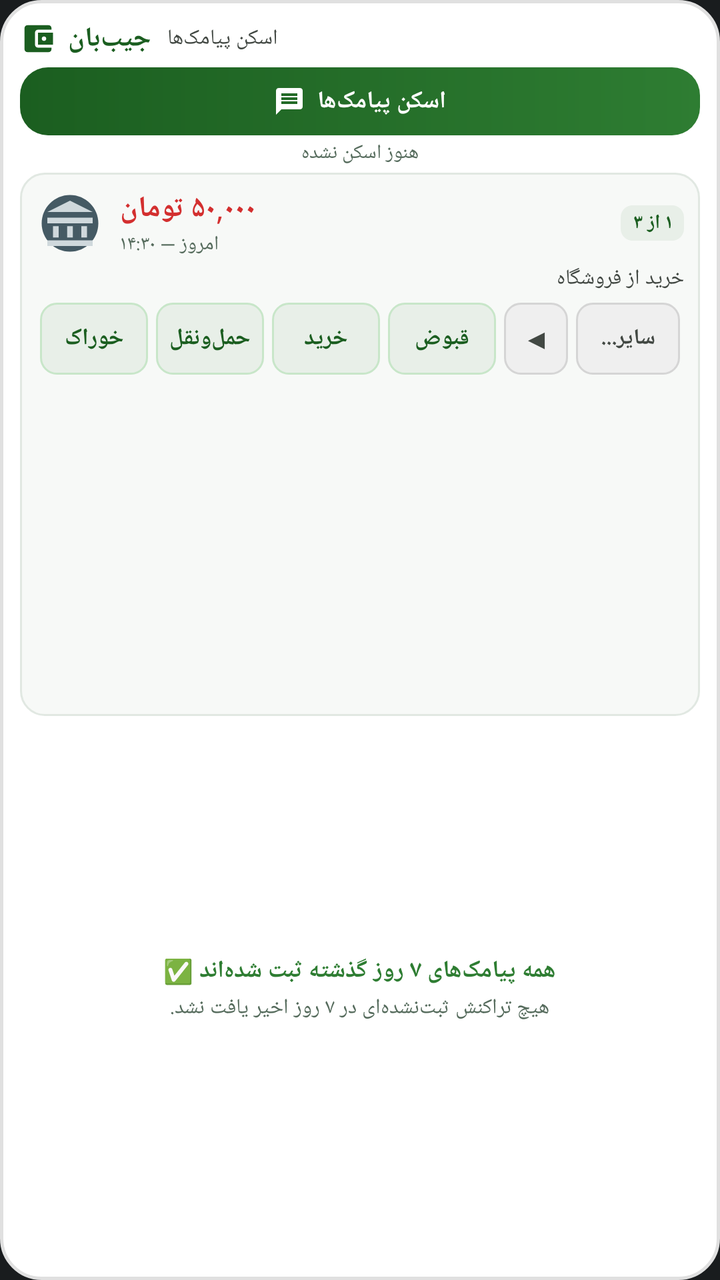
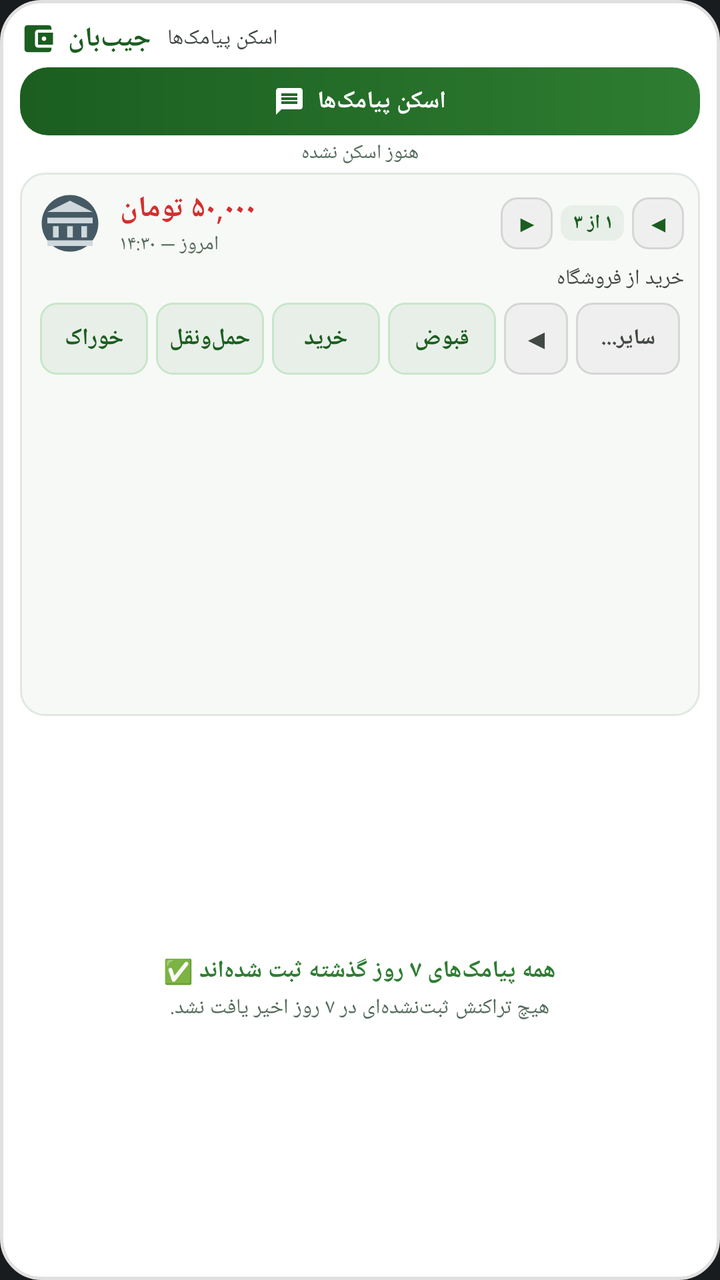

Two renders of the same Android screen: before a commit and after it. Below are the layout's source before the change and the commit's diff.
<!-- AndroidManifest.xml: application theme Theme.MyApplication -->
<!-- res/layout/widget_sms_scan.xml -->
<?xml version="1.0" encoding="utf-8"?>
<LinearLayout xmlns:android="http://schemas.android.com/apk/res/android"
    android:id="@+id/widget_container"
    android:layout_width="match_parent"
    android:layout_height="match_parent"
    android:background="@drawable/widget_background"
    android:orientation="vertical"
    android:padding="10dp">

    
    <LinearLayout
        android:layout_width="match_parent"
        android:layout_height="wrap_content"
        android:gravity="center_vertical"
        android:orientation="horizontal">

        <LinearLayout
            android:id="@+id/widget_header"
            android:layout_width="0dp"
            android:layout_height="wrap_content"
            android:layout_weight="1"
            android:gravity="center_vertical"
            android:orientation="horizontal">

            <ImageView
                android:layout_width="18dp"
                android:layout_height="18dp"
                android:src="@drawable/ic_widget_brand"
                android:contentDescription="@string/app_name" />

            <TextView
                android:id="@+id/widget_tv_title"
                android:layout_width="wrap_content"
                android:layout_height="wrap_content"
                android:layout_marginStart="6dp"
                android:text="@string/app_name"
                android:textColor="@color/widget_title_color"
                android:textSize="13.5sp"
                android:textStyle="bold" />

            <TextView
                android:id="@+id/widget_tv_subtitle"
                android:layout_width="wrap_content"
                android:layout_height="wrap_content"
                android:layout_marginStart="8dp"
                android:ellipsize="end"
                android:maxLines="1"
                android:text="اسکن پیامک‌ها"
                android:textColor="@color/widget_subtitle_color"
                android:textSize="10.5sp" />
        </LinearLayout>
    </LinearLayout>

    
    <LinearLayout
        android:id="@+id/widget_btn_scan"
        android:layout_width="match_parent"
        android:layout_height="34dp"
        android:layout_marginTop="5dp"
        android:background="@drawable/widget_btn_scan_bg"
        android:clickable="true"
        android:focusable="true"
        android:gravity="center"
        android:orientation="horizontal"
        android:paddingStart="12dp"
        android:paddingEnd="12dp">

        <ImageView
            android:layout_width="16dp"
            android:layout_height="16dp"
            android:src="@drawable/ic_widget_sms"
            android:contentDescription="اسکن پیامک‌ها" />

        <TextView
            android:layout_width="wrap_content"
            android:layout_height="wrap_content"
            android:layout_marginStart="6dp"
            android:text="اسکن پیامک‌ها"
            android:textColor="@color/widget_btn_text"
            android:textSize="12sp"
            android:textStyle="bold" />
    </LinearLayout>

    
    <TextView
        android:id="@+id/widget_tv_status"
        android:layout_width="match_parent"
        android:layout_height="wrap_content"
        android:layout_marginTop="2dp"
        android:layout_marginBottom="3dp"
        android:ellipsize="end"
        android:gravity="center"
        android:maxLines="1"
        android:text="هنوز اسکن نشده"
        android:textColor="@color/widget_status_color"
        android:textSize="10sp" />

    
    <ViewFlipper
        android:id="@+id/widget_card_flipper"
        android:layout_width="match_parent"
        android:layout_height="0dp"
        android:layout_weight="1"
        android:inAnimation="@android:anim/fade_in"
        android:outAnimation="@android:anim/fade_out">

        
        <LinearLayout
            android:id="@+id/widget_card_single_transaction"
            android:layout_width="match_parent"
            android:layout_height="match_parent"
            android:background="@drawable/widget_item_background"
            android:orientation="vertical"
            android:padding="8dp">

            
            <LinearLayout
                android:layout_width="match_parent"
                android:layout_height="wrap_content"
                android:gravity="center_vertical"
                android:orientation="horizontal">

                <ImageView
                    android:id="@+id/iv_widget_bank_logo"
                    android:layout_width="34dp"
                    android:layout_height="34dp"
                    android:layout_marginEnd="8dp"
                    android:src="@drawable/ic_bank_default"
                    android:scaleType="fitCenter"
                    android:contentDescription="لوگوی بانک" />

                <LinearLayout
                    android:layout_width="0dp"
                    android:layout_height="wrap_content"
                    android:layout_weight="1"
                    android:orientation="vertical">

                    <TextView
                        android:id="@+id/tv_widget_tx_amount"
                        android:layout_width="wrap_content"
                        android:layout_height="wrap_content"
                        android:text="۵۰,۰۰۰ تومان"
                        android:textColor="@color/widget_expense_color"
                        android:textSize="14.5sp"
                        android:textStyle="bold" />

                    <TextView
                        android:id="@+id/tv_widget_tx_datetime"
                        android:layout_width="wrap_content"
                        android:layout_height="wrap_content"
                        android:layout_marginTop="1dp"
                        android:text="امروز — ۱۴:۳۰"
                        android:textColor="@color/widget_status_color"
                        android:textSize="10sp" />
                </LinearLayout>

                
                <TextView
                    android:id="@+id/tv_widget_tx_counter"
                    android:layout_width="wrap_content"
                    android:layout_height="wrap_content"
                    android:layout_marginStart="6dp"
                    android:background="@drawable/widget_badge_bg"
                    android:paddingStart="6dp"
                    android:paddingTop="2dp"
                    android:paddingEnd="6dp"
                    android:paddingBottom="2dp"
                    android:text="۱ از ۳"
                    android:textColor="@color/widget_title_color"
                    android:textSize="10sp"
                    android:textStyle="bold" />
            </LinearLayout>

            
            <TextView
                android:id="@+id/tv_widget_tx_note"
                android:layout_width="match_parent"
                android:layout_height="wrap_content"
                android:layout_marginTop="3dp"
                android:ellipsize="end"
                android:maxLines="1"
                android:text="خرید از فروشگاه"
                android:textColor="@color/widget_subtitle_color"
                android:textSize="10.5sp" />

            
            <LinearLayout
                android:id="@+id/widget_cat_buttons_container"
                android:layout_width="match_parent"
                android:layout_height="wrap_content"
                android:layout_marginTop="5dp"
                android:gravity="center_vertical"
                android:orientation="horizontal">

                <TextView
                    android:id="@+id/btn_cat_1"
                    android:layout_width="0dp"
                    android:layout_height="36dp"
                    android:layout_marginStart="2dp"
                    android:layout_marginEnd="2dp"
                    android:layout_weight="1"
                    android:background="@drawable/widget_cat_btn_bg"
                    android:ellipsize="end"
                    android:gravity="center"
                    android:maxLines="1"
                    android:paddingStart="4dp"
                    android:paddingEnd="4dp"
                    android:text="خوراک"
                    android:textColor="@color/widget_cat_btn_text"
                    android:textSize="11.5sp"
                    android:textStyle="bold" />

                <TextView
                    android:id="@+id/btn_cat_2"
                    android:layout_width="0dp"
                    android:layout_height="36dp"
                    android:layout_marginStart="2dp"
                    android:layout_marginEnd="2dp"
                    android:layout_weight="1"
                    android:background="@drawable/widget_cat_btn_bg"
                    android:ellipsize="end"
                    android:gravity="center"
                    android:maxLines="1"
                    android:paddingStart="4dp"
                    android:paddingEnd="4dp"
                    android:text="حمل‌ونقل"
                    android:textColor="@color/widget_cat_btn_text"
                    android:textSize="11.5sp"
                    android:textStyle="bold" />

                <TextView
                    android:id="@+id/btn_cat_3"
                    android:layout_width="0dp"
                    android:layout_height="36dp"
                    android:layout_marginStart="2dp"
                    android:layout_marginEnd="2dp"
                    android:layout_weight="1"
                    android:background="@drawable/widget_cat_btn_bg"
                    android:ellipsize="end"
                    android:gravity="center"
                    android:maxLines="1"
                    android:paddingStart="4dp"
                    android:paddingEnd="4dp"
                    android:text="خرید"
                    android:textColor="@color/widget_cat_btn_text"
                    android:textSize="11.5sp"
                    android:textStyle="bold" />

                <TextView
                    android:id="@+id/btn_cat_4"
                    android:layout_width="0dp"
                    android:layout_height="36dp"
                    android:layout_marginStart="2dp"
                    android:layout_marginEnd="2dp"
                    android:layout_weight="1"
                    android:background="@drawable/widget_cat_btn_bg"
                    android:ellipsize="end"
                    android:gravity="center"
                    android:maxLines="1"
                    android:paddingStart="4dp"
                    android:paddingEnd="4dp"
                    android:text="قبوض"
                    android:textColor="@color/widget_cat_btn_text"
                    android:textSize="11.5sp"
                    android:textStyle="bold" />

                
                <TextView
                    android:id="@+id/btn_cat_page"
                    android:layout_width="32dp"
                    android:layout_height="36dp"
                    android:layout_marginStart="2dp"
                    android:layout_marginEnd="2dp"
                    android:background="@drawable/widget_cat_more_btn_bg"
                    android:gravity="center"
                    android:text="◀"
                    android:textColor="@color/widget_cat_more_btn_text"
                    android:textSize="13sp"
                    android:textStyle="bold" />

                
                <TextView
                    android:id="@+id/btn_cat_more"
                    android:layout_width="wrap_content"
                    android:layout_height="36dp"
                    android:layout_marginStart="2dp"
                    android:layout_marginEnd="2dp"
                    android:minWidth="52dp"
                    android:background="@drawable/widget_cat_more_btn_bg"
                    android:gravity="center"
                    android:maxLines="1"
                    android:paddingStart="6dp"
                    android:paddingEnd="6dp"
                    android:text="سایر..."
                    android:textColor="@color/widget_cat_more_btn_text"
                    android:textSize="11sp"
                    android:textStyle="bold" />
            </LinearLayout>
        </LinearLayout>
    </ViewFlipper>

    
    <LinearLayout
        android:id="@+id/widget_empty_view"
        android:layout_width="match_parent"
        android:layout_height="0dp"
        android:layout_weight="1"
        android:gravity="center"
        android:orientation="vertical"
        android:padding="8dp">

        <TextView
            android:id="@+id/widget_tv_empty_title"
            android:layout_width="wrap_content"
            android:layout_height="wrap_content"
            android:gravity="center"
            android:text="همه پیامک‌های ۷ روز گذشته ثبت شده‌اند ✅"
            android:textColor="@color/widget_income_color"
            android:textSize="12sp"
            android:textStyle="bold" />

        <TextView
            android:id="@+id/widget_tv_empty_sub"
            android:layout_width="wrap_content"
            android:layout_height="wrap_content"
            android:layout_marginTop="3dp"
            android:gravity="center"
            android:text="هیچ تراکنش ثبت‌نشده‌ای در ۷ روز اخیر یافت نشد."
            android:textColor="@color/widget_status_color"
            android:textSize="10.5sp" />
    </LinearLayout>

</LinearLayout>
<!-- resources referenced by this layout -->
<resources>
  <color name="widget_btn_text">#FFFFFFFF</color>
  <color name="widget_cat_btn_text">#FF1B5E20</color>
  <color name="widget_cat_more_btn_text">#FF424843</color>
  <color name="widget_expense_color">#FFD32F2F</color>
  <color name="widget_income_color">#FF2E7D32</color>
  <color name="widget_status_color">#FF556B5C</color>
  <color name="widget_subtitle_color">#FF424843</color>
  <color name="widget_title_color">#FF1B5E20</color>
  <!-- drawable ic_widget_sms (drawable) -->
  <vector xmlns:android="http://schemas.android.com/apk/res/android"
      android:width="24dp"
      android:height="24dp"
      android:viewportWidth="24"
      android:viewportHeight="24">
      <path
          android:fillColor="#FFFFFFFF"
          android:pathData="M20,2H4c-1.1,0 -1.99,0.9 -1.99,2L2,22l4,-4h14c1.1,0 2,-0.9 2,-2V4c0,-1.1 -0.9,-2 -2,-2zM18,14H6v-2h12v2zm0,-3H6V9h12v2zm0,-3H6V6h12v2z" />
  </vector>
  <!-- drawable widget_background (drawable) -->
  <?xml version="1.0" encoding="utf-8"?>
  <shape xmlns:android="http://schemas.android.com/apk/res/android"
      android:shape="rectangle">
      <solid android:color="@color/widget_card_bg" />
      <stroke
          android:width="1.5dp"
          android:color="@color/widget_card_border" />
      <corners android:radius="20dp" />
  </shape>
  <!-- drawable widget_badge_bg (drawable) -->
  <?xml version="1.0" encoding="utf-8"?>
  <shape xmlns:android="http://schemas.android.com/apk/res/android"
      android:shape="rectangle">
      <solid android:color="@color/widget_category_badge_bg" />
      <corners android:radius="6dp" />
      <padding
          android:left="6dp"
          android:top="2dp"
          android:right="6dp"
          android:bottom="2dp" />
  </shape>
  <!-- drawable widget_btn_scan_bg (drawable) -->
  <?xml version="1.0" encoding="utf-8"?>
  <shape xmlns:android="http://schemas.android.com/apk/res/android"
      android:shape="rectangle">
      <gradient
          android:angle="0"
          android:startColor="@color/widget_btn_start"
          android:endColor="@color/widget_btn_end"
          android:type="linear" />
      <corners android:radius="14dp" />
  </shape>
  <!-- drawable widget_cat_btn_bg (drawable) -->
  <?xml version="1.0" encoding="utf-8"?>
  <shape xmlns:android="http://schemas.android.com/apk/res/android"
      android:shape="rectangle">
      <solid android:color="@color/widget_cat_btn_bg" />
      <stroke
          android:width="1dp"
          android:color="#C8E6C9" />
      <corners android:radius="8dp" />
  </shape>
  <!-- drawable widget_cat_more_btn_bg (drawable) -->
  <?xml version="1.0" encoding="utf-8"?>
  <shape xmlns:android="http://schemas.android.com/apk/res/android"
      android:shape="rectangle">
      <solid android:color="@color/widget_cat_more_btn_bg" />
      <stroke
          android:width="1dp"
          android:color="#D5D5D5" />
      <corners android:radius="8dp" />
  </shape>
  <!-- drawable widget_item_background (drawable) -->
  <?xml version="1.0" encoding="utf-8"?>
  <shape xmlns:android="http://schemas.android.com/apk/res/android"
      android:shape="rectangle">
      <solid android:color="@color/widget_item_bg" />
      <stroke
          android:width="1dp"
          android:color="@color/widget_item_border" />
      <corners android:radius="12dp" />
  </shape>
  <string name="app_name">جیب‌بان</string>
  <style name="Theme.MyApplication" parent="android:Theme.DeviceDefault.NoActionBar" />
  <color name="widget_card_bg">#FFFFFFFF</color>
  <color name="widget_card_border">#FFE0E0E0</color>
  <color name="widget_category_badge_bg">#FFE8EFE8</color>
  <color name="widget_btn_start">#FF1B5E20</color>
  <color name="widget_btn_end">#FF2E7D32</color>
  <color name="widget_cat_btn_bg">#FFE8EFE8</color>
  <color name="widget_cat_more_btn_bg">#FFEFEFEF</color>
  <color name="widget_item_bg">#FFF7F9F7</color>
  <color name="widget_item_border">#FFE1E8E2</color>
  <!-- unchanged entries left out for length: 2 -->
</resources>

<!-- the commit's change to res/layout/widget_sms_scan.xml (unified diff, before → after) -->
@@ -155,20 +155,57 @@
                 </LinearLayout>
 
                 
-                <TextView
-                    android:id="@+id/tv_widget_tx_counter"
+                <LinearLayout
+                    android:id="@+id/widget_nav_container"
                     android:layout_width="wrap_content"
                     android:layout_height="wrap_content"
                     android:layout_marginStart="6dp"
-                    android:background="@drawable/widget_badge_bg"
-                    android:paddingStart="6dp"
-                    android:paddingTop="2dp"
-                    android:paddingEnd="6dp"
-                    android:paddingBottom="2dp"
-                    android:text="۱ از ۳"
-                    android:textColor="@color/widget_title_color"
-                    android:textSize="10sp"
-                    android:textStyle="bold" />
+                    android:gravity="center_vertical"
+                    android:orientation="horizontal">
+
+                    
+                    <TextView
+                        android:id="@+id/btn_widget_prev_tx"
+                        android:layout_width="26dp"
+                        android:layout_height="26dp"
+                        android:background="@drawable/widget_cat_more_btn_bg"
+                        android:gravity="center"
+                        android:text="▶"
+                        android:textColor="@color/widget_title_color"
+                        android:textSize="11sp"
+                        android:textStyle="bold"
+                        android:contentDescription="تراکنش قبلی" />
+
+                    
+                    <TextView
+                        android:id="@+id/tv_widget_tx_counter"
+                        android:layout_width="wrap_content"
+                        android:layout_height="wrap_content"
+                        android:layout_marginStart="4dp"
+                        android:layout_marginEnd="4dp"
+                        android:background="@drawable/widget_badge_bg"
+                        android:paddingStart="6dp"
+                        android:paddingTop="2dp"
+                        android:paddingEnd="6dp"
+                        android:paddingBottom="2dp"
+                        android:text="۱ از ۳"
+                        android:textColor="@color/widget_title_color"
+                        android:textSize="10sp"
+                        android:textStyle="bold" />
+
+                    
+                    <TextView
+                        android:id="@+id/btn_widget_next_tx"
+                        android:layout_width="26dp"
+                        android:layout_height="26dp"
+                        android:background="@drawable/widget_cat_more_btn_bg"
+                        android:gravity="center"
+                        android:text="◀"
+                        android:textColor="@color/widget_title_color"
+                        android:textSize="11sp"
+                        android:textStyle="bold"
+                        android:contentDescription="تراکنش بعدی" />
+                </LinearLayout>
             </LinearLayout>
 
             
